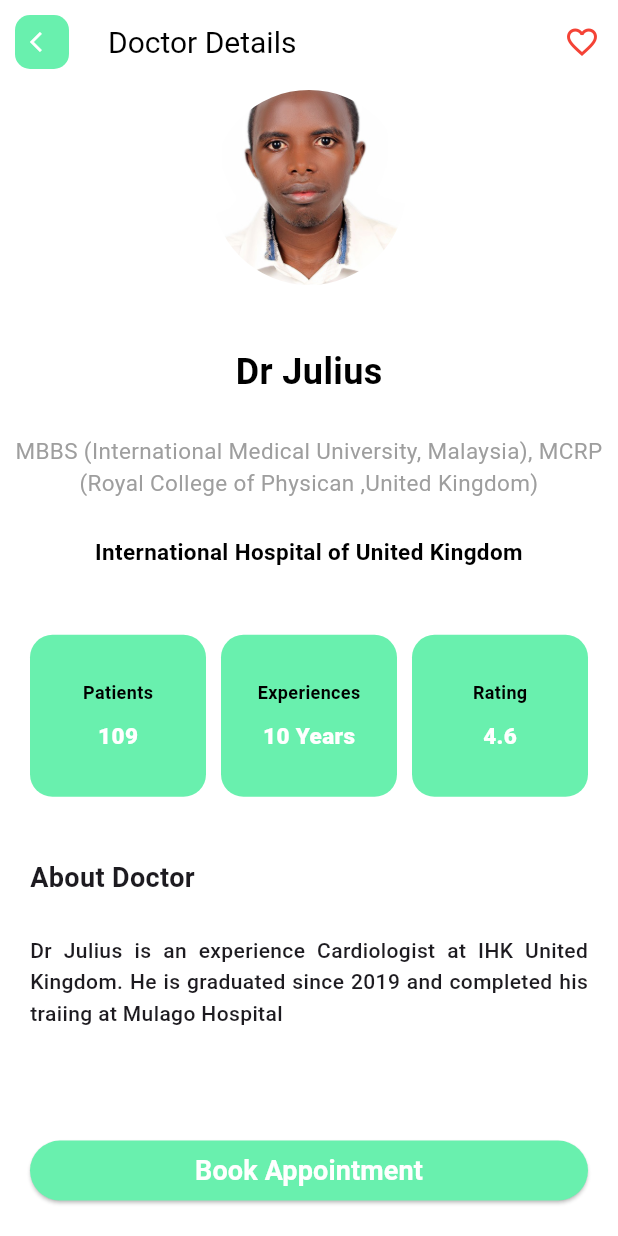
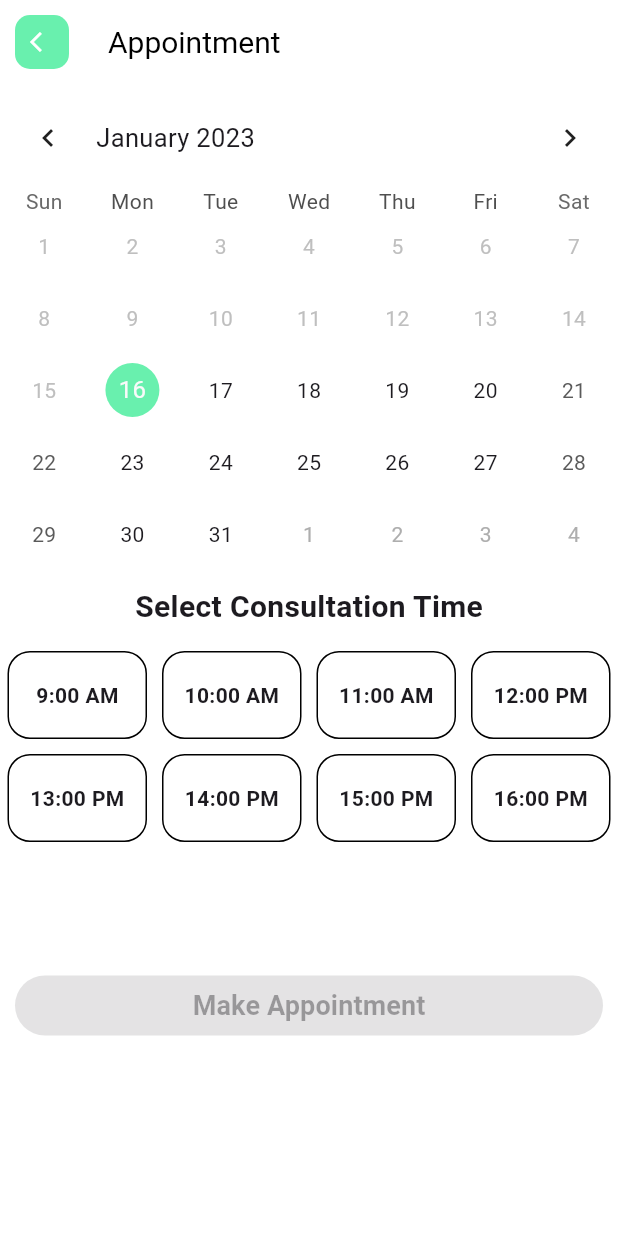
Before and after one commit to juliusKats/doctors, a Flutter app: the DoctorDetails screen opened by its route, after a tap on "Book Appointment", on a phone screen of 412 x 824 dp. Run offline on Flutter 3.47's test engine with Material 3 defaults, Android fonts, the phone set to English and light mode, and no system bars; drawn by our look-alikes of table_calendar; our stand-ins replace font_awesome_flutter.

Commit message:
booking page

```diff
--- a/lib/main.dart
+++ b/lib/main.dart
@@ -1,3 +1,4 @@
+import 'package:doctors/screens/booking.dart';
 import 'package:flutter/material.dart';
 import 'package:doctors/main_layout.dart';
 import 'package:doctors/screens/auth.dart';
@@ -48,6 +49,7 @@ class MyApp extends StatelessWidget {
         // this is auth page (login and sign up)
         'main': (context)=> const MainLayout(),
         'doctorsdetails':(context)=>const DoctorDetails(), // Navigates to doctors details page
+        'booking':(context) => const Booking(),
       },
       // home: const MyHomePage(),
     );
--- a/lib/screens/booking.dart
+++ b/lib/screens/booking.dart
@@ -0,0 +1,173 @@
+import 'package:doctors/components/button.dart';
+import 'package:doctors/components/customAppBar.dart';
+import 'package:doctors/utils/config.dart';
+import 'package:flutter/material.dart';
+import 'package:font_awesome_flutter/font_awesome_flutter.dart';
+import 'package:table_calendar/table_calendar.dart';
+class Booking extends StatefulWidget {
+  const Booking({ Key? key }) : super(key: key);
+
+  @override
+  _BookingState createState() => _BookingState();
+}
+
+class _BookingState extends State<Booking> {
+  // Declaration
+  CalendarFormat _format = CalendarFormat.month;
+  DateTime _focusDay =DateTime.now();
+  DateTime _currentDay =DateTime.now();
+  int? _currentIndex;
+  bool _isWeekend = false;
+  bool _dateSelected =false;
+  bool _timeSelected = false;
+  @override
+  Widget build(BuildContext context) {
+    Config().init(context);
+    return Scaffold(
+      appBar: CustomAppBar(
+        appTitle: 'Appointment',
+        icon: FaIcon(Icons.arrow_back_ios),
+      ),
+      body: CustomScrollView(
+        slivers: <Widget>[
+          SliverToBoxAdapter(
+            child: Column(
+              children: <Widget>[
+                // dispaly calender
+               _tableCalendar(),
+               const Padding(
+                padding: EdgeInsets.symmetric(vertical: 10,horizontal: 25),
+                child: Center(
+                  child: Text(
+                    'Select Consultation Time',
+                    style: TextStyle(
+                      fontWeight: FontWeight.bold,
+                      fontSize: 20,
+                    ),
+                  ),
+                ),
+                ),
+              ],
+            ),
+          ),
+          _isWeekend ?
+          SliverToBoxAdapter(
+            child: Container(
+              padding: const EdgeInsets.symmetric(
+                horizontal: 10,
+                vertical: 30,
+              ),
+              alignment: Alignment.center,
+              child: const Text(
+                'Weekend is not available, please select another date',
+                style:TextStyle(
+                  fontSize: 18,
+                  fontWeight: FontWeight.bold,
+                  color: Colors.grey,
+                )
+              ),
+            ),
+          )
+          : SliverGrid(
+            delegate: SliverChildBuilderDelegate((contwxt, index){
+              return InkWell(
+                splashColor: Colors.transparent,
+                onTap: () {
+                  // set selected, update current index and selected to true
+                  setState(() {
+                    _currentIndex=index;
+                    _timeSelected=true;
+                  });
+                },
+                child: Container(
+                  margin: const EdgeInsets.all(5),
+                  decoration: BoxDecoration(
+                    border: Border.all(
+                      color: _currentIndex ==index
+                  ? Colors.white
+                  : Colors.black,
+                    ),
+                    borderRadius: BorderRadius.circular(15),
+                    color: _currentIndex ==index
+                  ? Config.primaryColor
+                  : null,
+                  ),
+                  alignment: Alignment.center,
+                  child: Text(
+                    '${index + 9}:00 ${index + 9 > 11 ? "PM" : "AM"}',
+                    style:TextStyle(
+                      fontWeight: FontWeight.bold,
+                      color: _currentIndex ==index
+                  ? Colors.white
+                  : null,
+                    )
+                  ),
+                ),
+              );
+            },
+            childCount: 8
+            ),
+            gridDelegate: const SliverGridDelegateWithFixedCrossAxisCount(
+              crossAxisCount: 4, childAspectRatio: 1.5
+              ),
+              ) ,
+              SliverToBoxAdapter(
+                child: Container(
+                  padding: const EdgeInsets.symmetric(horizontal: 10,vertical: 80),
+                  child: Button(
+                    width: double.infinity,
+                    title: 'Make Appointment',
+                    onPressed: (){},
+                    disable: _timeSelected && _dateSelected ? false: true
+                    ),
+                ),
+              )
+        ],
+      ),
+    );
+  }
+
+
+  // table calender
+Widget _tableCalendar(){
+  return TableCalendar(
+    focusedDay: _focusDay,
+    firstDay: DateTime.now(),
+    lastDay: DateTime(2024,12,31),
+    calendarFormat: _format,
+    currentDay: _currentDay,
+    rowHeight: 48,
+    calendarStyle:CalendarStyle(
+      todayDecoration: BoxDecoration(
+        color: Config.primaryColor,
+        shape: BoxShape.circle
+      ),
+    ),
+    availableCalendarFormats: const {
+      CalendarFormat.month: 'Month',
+    },
+    onFormatChanged: (format){
+      setState(() {
+        _format = format;
+      });
+    },
+    onDaySelected: ((selectedDay, focusedDay){
+      setState(() {
+        _currentDay = selectedDay;
+        _focusDay = focusedDay;
+        _dateSelected =true;
+
+        // checking if weekend is selected
+        if(selectedDay.weekday==6 || selectedDay.weekday ==7){
+          _isWeekend =true;
+          _timeSelected = false;
+          _currentIndex = null;
+        }
+        else{
+          _isWeekend=false;
+        }
+      });
+    }),
+  );
+}
+}
--- a/lib/screens/doctorsdetails.dart
+++ b/lib/screens/doctorsdetails.dart
@@ -47,6 +47,7 @@ class _DoctorDetailsState extends State<DoctorDetails> {
                 title: 'Book Appointment' ,
                 onPressed: (){
                   // navigate to booking page
+                  Navigator.of(context).pushNamed('booking');
                 },
                 disable: false),
               ),
```
